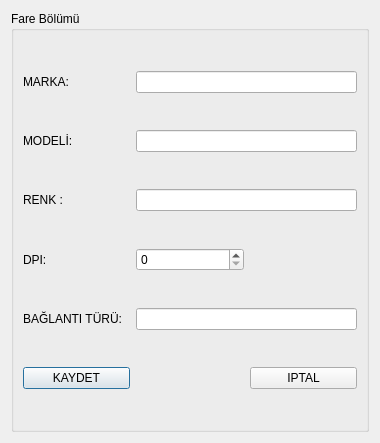
onur35iii/TeknolojiMarketiOtomasyonu, file UI/VeriFormlari/tmoyenifaretanimlamaformu.ui: the form before one commit.
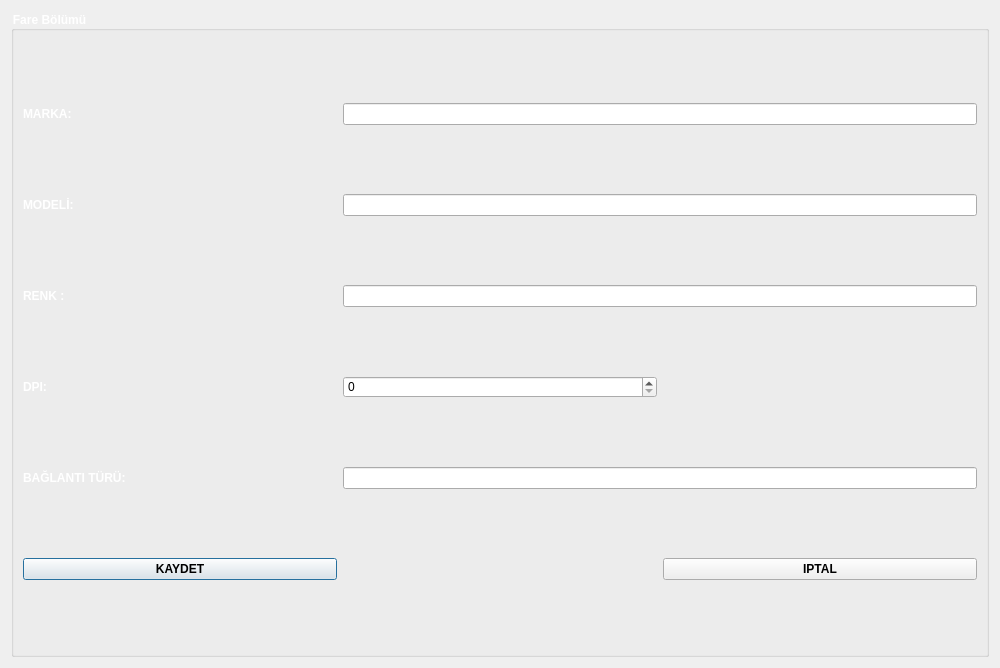
The form after the commit. Icons and pictures are not drawn.

Diff of the .ui file:
```diff
--- a/UI/VeriFormlari/tmoyenifaretanimlamaformu.ui
+++ b/UI/VeriFormlari/tmoyenifaretanimlamaformu.ui
@@ -6,13 +6,40 @@
    <rect>
     <x>0</x>
     <y>0</y>
-    <width>380</width>
-    <height>443</height>
+    <width>1000</width>
+    <height>668</height>
    </rect>
   </property>
+  <property name="minimumSize">
+   <size>
+    <width>1000</width>
+    <height>668</height>
+   </size>
+  </property>
+  <property name="maximumSize">
+   <size>
+    <width>1000</width>
+    <height>668</height>
+   </size>
+  </property>
   <property name="windowTitle">
    <string>Dialog</string>
   </property>
+  <property name="styleSheet">
+   <string notr="true">TMOYeniFareTanimlamaFormu{
+	background-image: url(:/resimler/fare.jpg);
+}
+QLabel {
+   font:Bold; 
+   color: #ffffff;
+}
+QGroupBox {
+    font:Bold;
+color: #ffffff;
+}
+QPushButton{font:Bold;}
+</string>
+  </property>
   <layout class="QGridLayout" name="gridLayout">
    <item row="0" column="0">
     <widget class="QGroupBox" name="GBFareBolumu">
```
